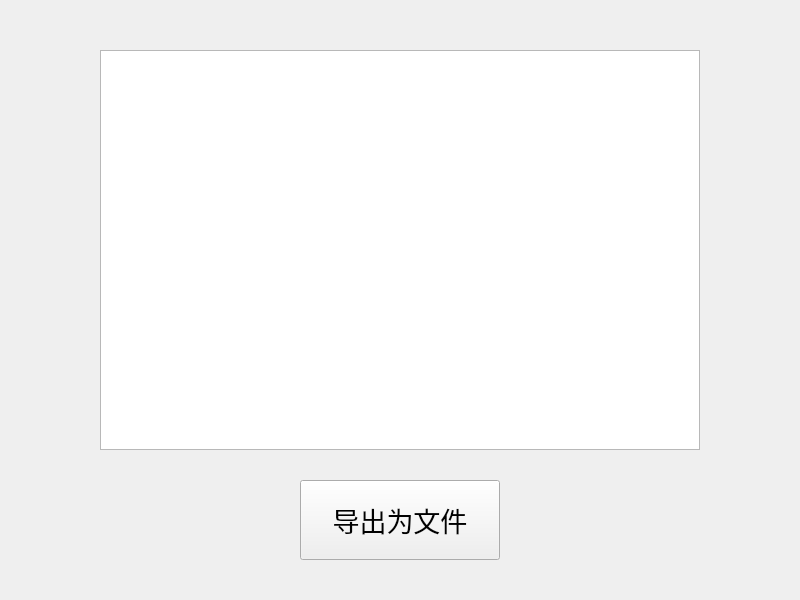
Above: ui/output.ui from link-fgfgui/question-points before the change. Below: the same form after it.
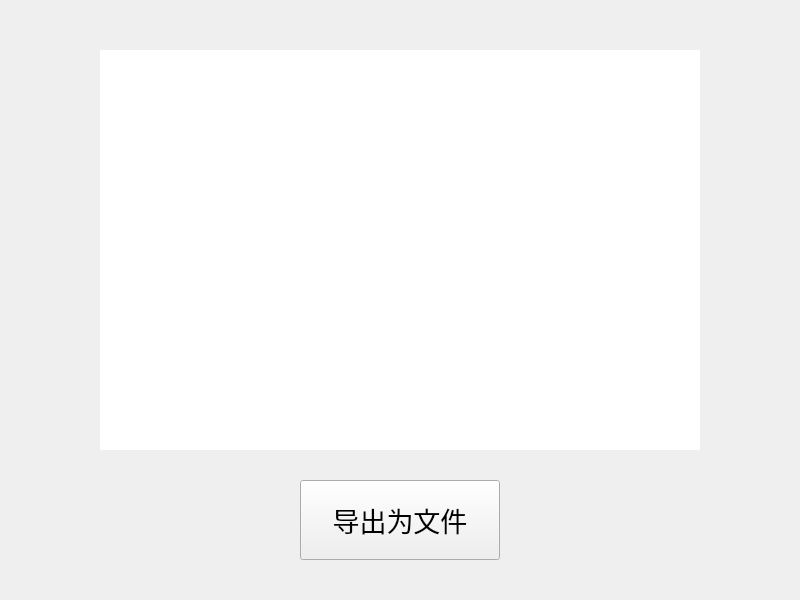
That is the form after the change. Icons and pictures are not drawn.

```diff
--- a/ui/output.ui
+++ b/ui/output.ui
@@ -28,6 +28,9 @@
   <property name="windowTitle">
    <string>导出&amp;计算</string>
   </property>
+  <property name="styleSheet">
+   <string notr="true"/>
+  </property>
   <widget class="QTextBrowser" name="textBrowser">
    <property name="geometry">
     <rect>
@@ -37,6 +40,9 @@
      <height>400</height>
     </rect>
    </property>
+   <property name="styleSheet">
+    <string notr="true">border-radius:5px;</string>
+   </property>
   </widget>
   <widget class="QPushButton" name="pushButton">
    <property name="geometry">
```
Left out of the diff: 42 changed lines with no effect on the pictures.
